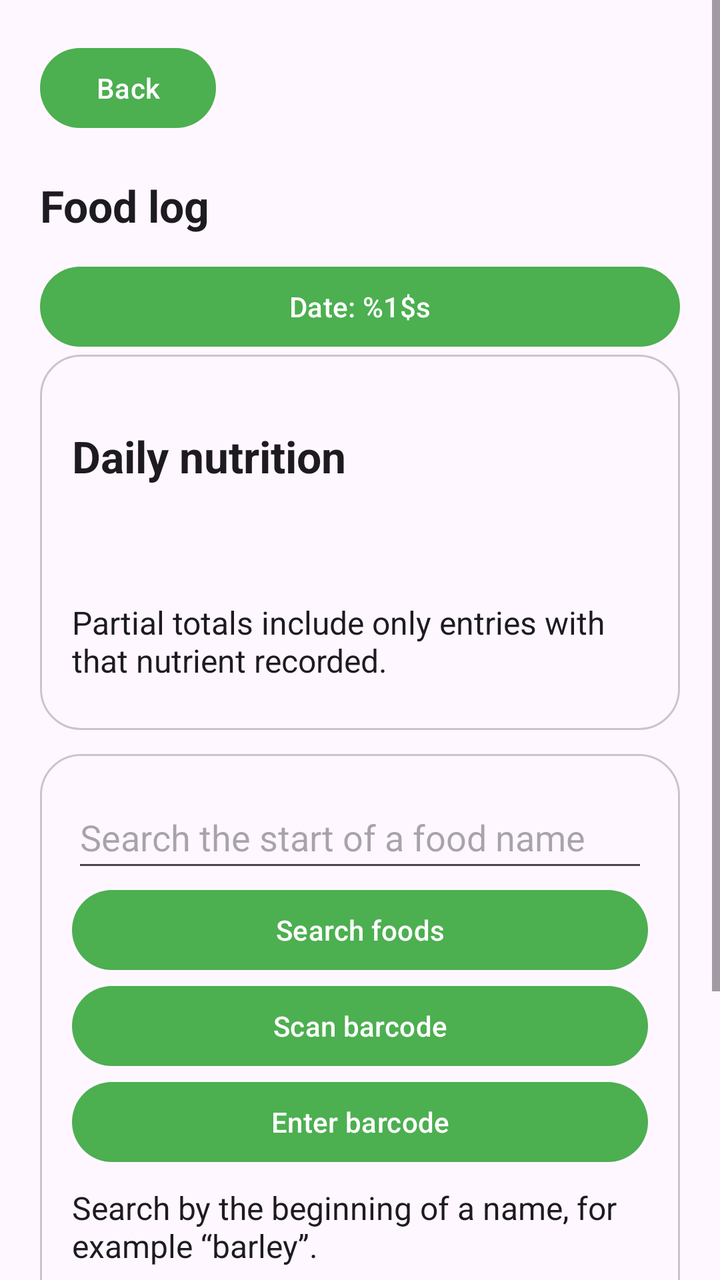
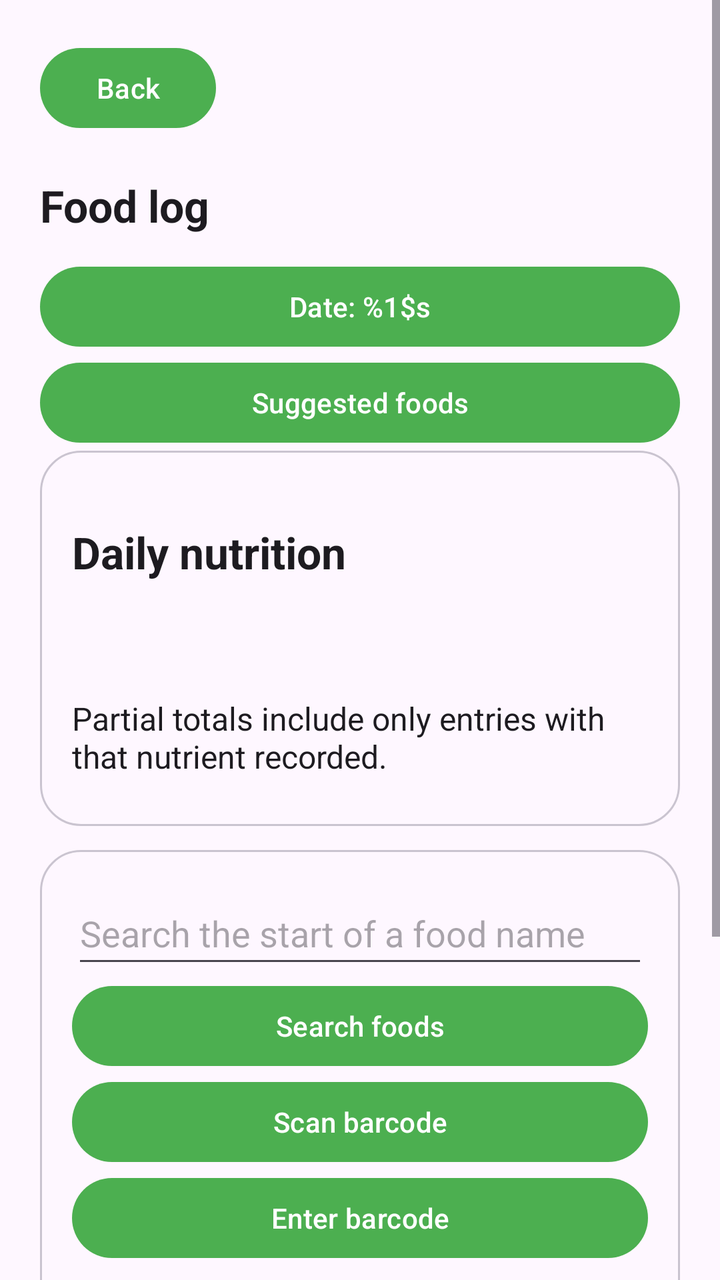

The first picture is an Android layout as it rendered before a commit; the second is the same layout after the commit. The layout source and the unified diff follow.
<!-- AndroidManifest.xml: application theme Theme.FitnessBalance -->
<!-- res/layout/activity_food_log_redesign.xml -->
<?xml version="1.0" encoding="utf-8"?>
<ScrollView xmlns:android="http://schemas.android.com/apk/res/android"
    android:id="@+id/foodRoot"
    android:layout_width="match_parent"
    android:layout_height="match_parent"
    android:fillViewport="true"
    android:background="?android:attr/colorBackground">

    <LinearLayout
        android:layout_width="match_parent"
        android:layout_height="wrap_content"
        android:orientation="vertical"
        android:padding="20dp">

        <Button
            android:id="@+id/foodBack"
            android:layout_width="wrap_content"
            android:layout_height="wrap_content"
            android:text="@string/back" />

        <TextView
            style="@style/FoodHeading"
            android:text="@string/fl_title" />

        <Button
            android:id="@+id/foodDate"
            android:layout_width="match_parent"
            android:layout_height="wrap_content"
            android:text="@string/fl_date"
            android:visibility="visible" />

        <LinearLayout style="@style/FoodPanel">

            <TextView
                style="@style/FoodHeading"
                android:text="@string/fl_summary" />

            <TextView
                android:id="@+id/foodDailyTotals"
                style="@style/FoodBody" />

            <TextView
                style="@style/FoodBody"
                android:text="@string/fl_partial_note" />

        </LinearLayout>

        <LinearLayout style="@style/FoodPanel">

            <EditText
                android:id="@+id/foodSearchInput"
                android:layout_width="match_parent"
                android:layout_height="wrap_content"
                android:minHeight="48dp"
                android:hint="@string/fl_search_hint"
                android:inputType="text"
                android:imeOptions="actionSearch"
                android:maxLines="1" />

            <Button
                android:id="@+id/foodSearchButton"
                android:layout_width="match_parent"
                android:layout_height="wrap_content"
                android:text="@string/fl_search" />

            <Button
                android:id="@+id/foodBarcodeScan"
                android:layout_width="match_parent"
                android:layout_height="wrap_content"
                android:text="@string/bc_scan" />

            <Button
                android:id="@+id/foodBarcodeEnter"
                android:layout_width="match_parent"
                android:layout_height="wrap_content"
                android:text="@string/bc_enter" />

            <TextView
                style="@style/FoodBody"
                android:text="@string/fl_prefix_note" />

            <TextView
                android:id="@+id/foodSearchStatus"
                style="@style/FoodBody"
                android:accessibilityLiveRegion="polite" />

            <LinearLayout
                android:id="@+id/foodSearchResults"
                android:layout_width="match_parent"
                android:layout_height="wrap_content"
                android:orientation="vertical" />

            <Button
                android:id="@+id/foodMore"
                android:layout_width="match_parent"
                android:layout_height="wrap_content"
                android:text="@string/fl_more"
                android:visibility="gone" />

        </LinearLayout>

        <TextView
            style="@style/FoodHeading"
            android:text="@string/fl_history" />

        <TextView
            android:id="@+id/foodHistoryStatus"
            style="@style/FoodBody"
            android:accessibilityLiveRegion="polite" />

        <Button
            android:id="@+id/foodRetry"
            android:layout_width="match_parent"
            android:layout_height="wrap_content"
            android:text="@string/fl_retry"
            android:visibility="gone" />

        <LinearLayout
            android:id="@+id/foodHistory"
            android:layout_width="match_parent"
            android:layout_height="wrap_content"
            android:orientation="vertical" />

    </LinearLayout>

</ScrollView>
<!-- resources referenced by this layout -->
<resources>
  <string name="back">Back</string>
  <string name="bc_enter">Enter barcode</string>
  <string name="bc_scan">Scan barcode</string>
  <string name="fl_date">Date: %1$s</string>
  <string name="fl_history">Logged foods</string>
  <string name="fl_more">Load more</string>
  <string name="fl_partial_note">Partial totals include only entries with that nutrient recorded.</string>
  <string name="fl_prefix_note">Search by the beginning of a name, for example “barley”.</string>
  <string name="fl_retry">Retry loading log</string>
  <string name="fl_search">Search foods</string>
  <string name="fl_search_hint">Search the start of a food name</string>
  <string name="fl_summary">Daily nutrition</string>
  <string name="fl_title">Food log</string>
  <style name="FoodBody">
          <item name="android:layout_width">match_parent</item>
          <item name="android:layout_height">wrap_content</item>
          <item name="android:textSize">16sp</item>
          <item name="android:paddingTop">8dp</item>
          <item name="android:paddingBottom">8dp</item>
          <item name="android:textColor">?android:attr/textColorPrimary</item>
      </style>
  <style name="FoodHeading">
          <item name="android:layout_width">match_parent</item>
          <item name="android:layout_height">wrap_content</item>
          <item name="android:textSize">22sp</item>
          <item name="android:textStyle">bold</item>
          <item name="android:layout_marginTop">20dp</item>
          <item name="android:layout_marginBottom">12dp</item>
          <item name="android:textColor">?android:attr/textColorPrimary</item>
      </style>
  <style name="FoodPanel">
          <item name="android:layout_width">match_parent</item>
          <item name="android:layout_height">wrap_content</item>
          <item name="android:orientation">vertical</item>
          <item name="android:padding">16dp</item>
          <item name="android:layout_marginBottom">12dp</item>
          <item name="android:background">@drawable/food_panel</item>
      </style>
  <style name="Theme.FitnessBalance" parent="Base.Theme.FitnessBalance" />
  <!-- drawable food_panel (drawable) -->
  <?xml version="1.0" encoding="utf-8"?>
  <shape xmlns:android="http://schemas.android.com/apk/res/android">
      <solid android:color="?attr/colorSurface" />
      <corners android:radius="20dp" />
      <stroke
          android:width="1dp"
          android:color="?attr/colorOutlineVariant" />
  </shape>
  <style name="Base.Theme.FitnessBalance" parent="Theme.Material3.DayNight.NoActionBar">
  
          
          
          <item name="colorPrimary">@color/primary_color</item>
          <item name="colorOnPrimary">@color/white</item>
  
          
          
          <item name="colorSecondary">@color/purple_500</item>
          <item name="colorOnSecondary">@color/white</item>
  
          
          <item name="android:statusBarColor">?attr/colorPrimary</item>
  
          
  
      </style>
  <color name="primary_color">#4CAF50</color>
  <color name="white">#FFFFFFFF</color>
  <color name="purple_500">#FF6200EE</color>
</resources>

<!-- the commit's change to res/layout/activity_food_log_redesign.xml (unified diff, before → after) -->
@@ -28,6 +28,12 @@
             android:layout_height="wrap_content"
             android:text="@string/fl_date"
             android:visibility="visible" />
+
+        <Button
+            android:id="@+id/foodSuggestions"
+            android:layout_width="match_parent"
+            android:layout_height="wrap_content"
+            android:text="@string/fr_title" />
 
         <LinearLayout style="@style/FoodPanel">
 
<!-- resource entries referenced after the edit -->
@@ -13,6 +13,7 @@
   <string name="fl_search_hint">Search the start of a food name</string>
   <string name="fl_summary">Daily nutrition</string>
   <string name="fl_title">Food log</string>
+  <string name="fr_title">Suggested foods</string>
   <style name="FoodBody">
           <item name="android:layout_width">match_parent</item>
           <item name="android:layout_height">wrap_content</item>
